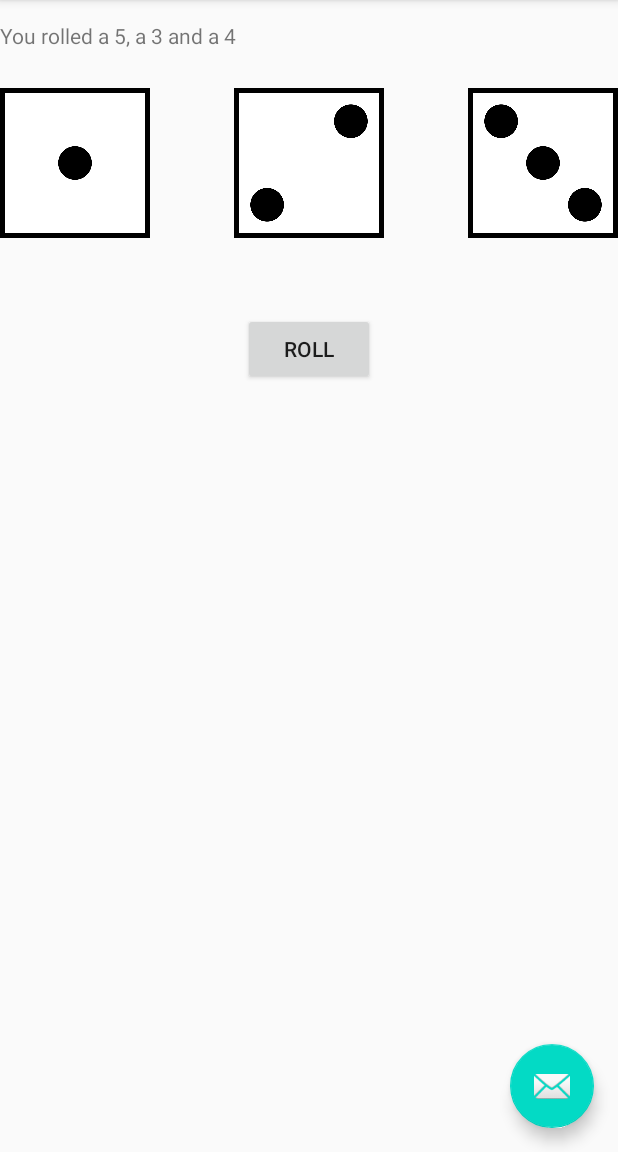
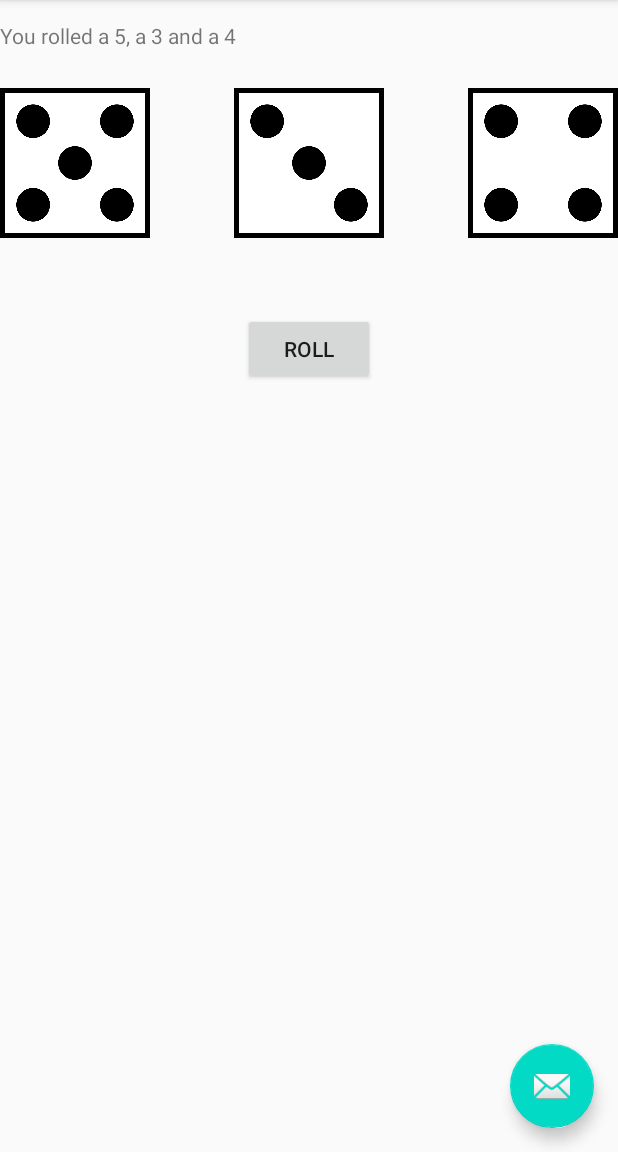
Before and after one commit to sherlynlobo/Diceout, an Android app: the screen it shows after launch (MainActivity), after a tap on "ROLL", on a phone screen of 412 x 824 dp, the part 84-1236 px from its top. Run offline under Robolectric (Android 15) with nearby library versions, the phone set to English and light mode, and no system bars.

Commit message:
Made dice images dynamic

```diff
--- a/app/src/main/java/com/sl/diceout/MainActivity.java
+++ b/app/src/main/java/com/sl/diceout/MainActivity.java
@@ -1,5 +1,6 @@
 package com.sl.diceout;
 
+import android.graphics.drawable.Drawable;
 import android.os.Bundle;
 
 import com.google.android.material.floatingactionbutton.FloatingActionButton;
@@ -16,6 +17,8 @@ import android.widget.ImageView;
 import android.widget.TextView;
 import android.widget.Toast;
 
+import java.io.IOException;
+import java.io.InputStream;
 import java.util.ArrayList;
 import java.util.Random;
 
@@ -88,8 +91,7 @@ public class MainActivity extends AppCompatActivity {
         Toast.makeText(getApplicationContext(),"Welcome to DiceOut!",Toast.LENGTH_SHORT).show();
 
     }
-    public void rollDice(View view)
-    {
+    public void rollDice(View view) throws IOException {
         rollResult.setText("Clicked");
         /*
         int num = rand.nextInt(6)+1;
@@ -107,6 +109,24 @@ public class MainActivity extends AppCompatActivity {
         dice.add(die1);
         dice.add(die2);
         dice.add(die3);
+
+        for(int dieOfSet=0; dieOfSet<3; dieOfSet++ )
+        {
+
+            String imageName = "die_" + dice.get(dieOfSet) + ".png";
+
+            try{
+
+                InputStream stream = getAssets().open(imageName);
+                Drawable d = Drawable.createFromStream(stream, null);
+                diceImageViews.get(dieOfSet).setImageDrawable(d);
+
+            }
+
+            catch (IOException e){
+                e.printStackTrace();
+            }
+        }
 
 
         //Build message with the result
--- a/app/src/main/res/layout/content_main.xml
+++ b/app/src/main/res/layout/content_main.xml
@@ -38,7 +38,7 @@
         android:layout_below="@id/rollResult"
         android:layout_marginTop="25dp"
         android:layout_centerHorizontal="true"
-        android:src="@drawable/die_2" />
+        android:src="@drawable/die_1" />
 
     <ImageView
         android:layout_width="100dp"
@@ -47,5 +47,5 @@
         android:layout_below="@id/rollResult"
         android:layout_marginTop="25dp"
         android:layout_alignParentRight="true"
-        android:src="@drawable/die_3" />
+        android:src="@drawable/die_1" />
 </RelativeLayout>
```
Also changed, not shown: app/src/main/assets/die_1.png (added), app/src/main/assets/die_2.png (renamed from app/src/main/res/drawable/die_2.png), app/src/main/assets/die_3.png (renamed from app/src/main/res/drawable/die_3.png), app/src/main/assets/die_4.png (renamed from app/src/main/res/drawable/die_4.png), app/src/main/assets/die_5.png (renamed from app/src/main/res/drawable/die_5.png), app/src/main/assets/die_6.png (renamed from app/src/main/res/drawable/die_6.png).
